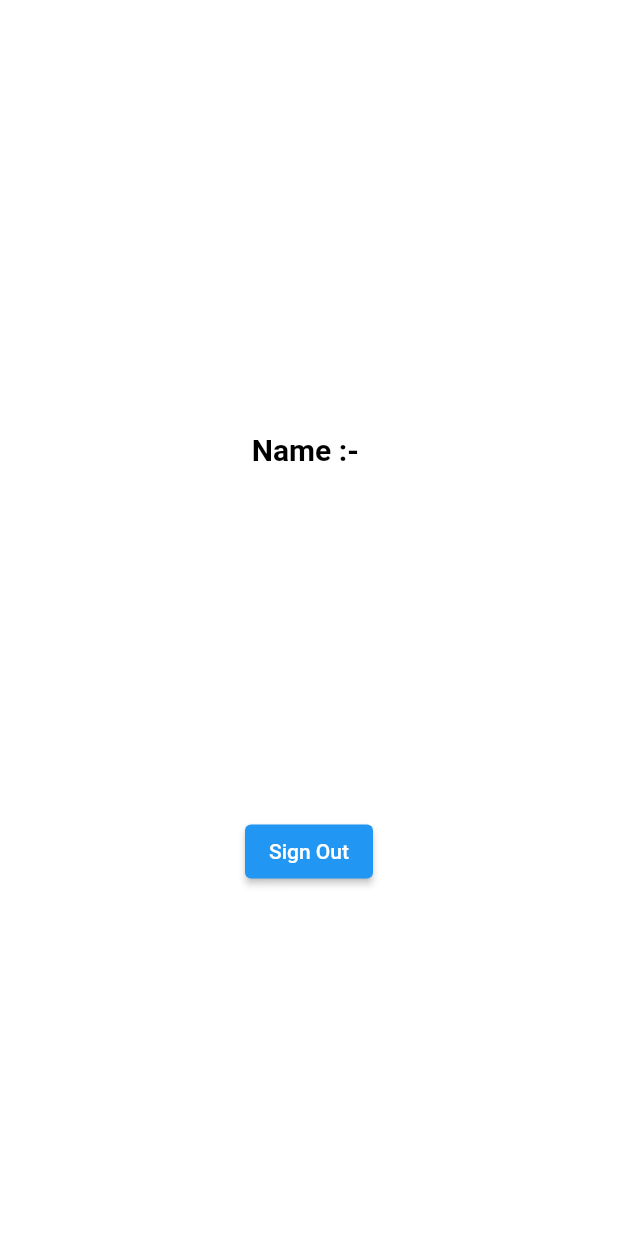
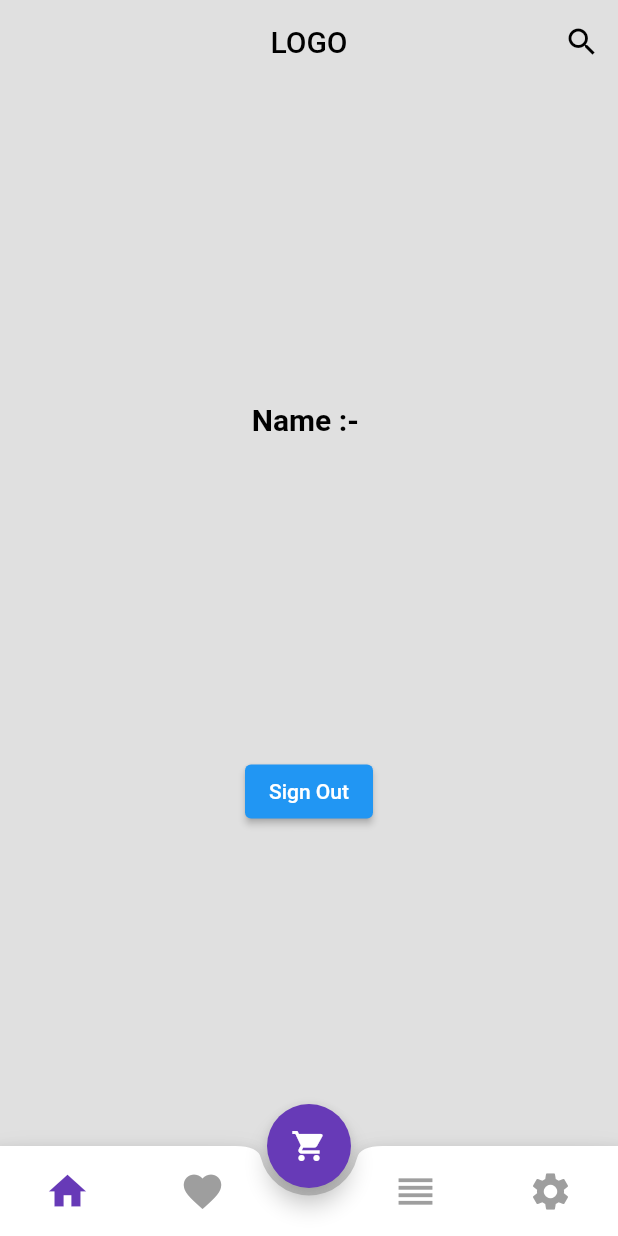
Before and after one commit to mraj555/e-commerce, a Flutter app: the screen it shows once a user with an empty profile is signed in, on a phone screen of 412 x 824 dp. Run offline on Flutter 3.47's test engine with Material 2 defaults, Android fonts, the phone set to English and light mode, and no system bars; drawn by our look-alikes of flutter_zoom_drawer; our stand-ins replace cloud_firestore, device_preview, firebase_auth, firebase_core, google_fonts, google_sign_in and 2 more; missing offline and left inert: flutter_facebook_auth; accounts and stored records are empty.

```diff
--- a/lib/main_screen.dart
+++ b/lib/home.dart
@@ -2,27 +2,35 @@ import 'package:firebase_auth/firebase_auth.dart';
 import 'package:flutter/material.dart';
 import 'package:flutter_facebook_auth/flutter_facebook_auth.dart';
 import 'package:google_sign_in/google_sign_in.dart';
-import 'package:project/User%20Details/log_in.dart';
 
-class MainScreen extends StatefulWidget {
-  const MainScreen({Key? key}) : super(key: key);
+import 'User Details/log_in.dart';
 
-  @override
-  State<MainScreen> createState() => _MainScreenState();
-}
+class Home extends StatelessWidget {
+  Home({Key? key}) : super(key: key);
 
-class _MainScreenState extends State<MainScreen> {
   var user = FirebaseAuth.instance.currentUser;
 
   @override
   Widget build(BuildContext context) {
     return Scaffold(
-      backgroundColor: Colors.white,
+      backgroundColor: Colors.grey[300],
       appBar: AppBar(
         backgroundColor: Colors.transparent,
         shadowColor: Colors.transparent,
-        leading: Icon(Icons.menu),
-        actions: [Icon(Icons.search)],
+        centerTitle: true,
+        title: Text(
+          'LOGO',
+          style: TextStyle(color: Colors.black),
+        ),
+        actions: [
+          IconButton(
+            onPressed: () {},
+            icon: Icon(
+              Icons.search,
+              color: Colors.black,
+            ),
+          )
+        ],
       ),
       body: Container(
         alignment: Alignment.center,
--- a/lib/home_page.dart
+++ b/lib/home_page.dart
@@ -1,9 +1,9 @@
-import 'package:firebase_auth/firebase_auth.dart';
 import 'package:flutter/material.dart';
-import 'package:flutter_zoom_drawer/flutter_zoom_drawer.dart';
-import 'package:project/main_screen.dart';
+import 'package:project/fav_page.dart';
+import 'package:project/order_page.dart';
+import 'package:project/settings_page.dart';
 
-import 'drawer_screen.dart';
+import 'home.dart';
 
 class HomePage extends StatefulWidget {
   const HomePage({Key? key}) : super(key: key);
@@ -13,22 +13,98 @@ class HomePage extends StatefulWidget {
 }
 
 class _HomePageState extends State<HomePage> {
-
-  var user = FirebaseAuth.instance.currentUser;
+  List<Widget> pages = [Home(), FavouritePage(), OrderPage(), SettingsPage()];
+  int _currentIndex = 0;
 
   @override
   Widget build(BuildContext context) {
-    return SafeArea(
-      child: Scaffold(
-      body: ZoomDrawer(
-        mainScreen: MainScreen(),
-        menuScreen: DrawerScreen(),
-        menuBackgroundColor: Colors.black,
-        showShadow: true,
-        borderRadius: 20,
-        angle: 0.0,
-        shadowLayer1Color: Colors.transparent,
+    return Scaffold(
+      backgroundColor: Colors.grey[300],
+      body: pages[_currentIndex],
+      bottomNavigationBar: BottomAppBar(
+        color: Colors.white,
+        child: Container(
+          height: 60,
+          child: Row(
+            mainAxisAlignment: MainAxisAlignment.spaceBetween,
+            children: [
+              Container(
+                width: 180,
+                child: Row(
+                  mainAxisAlignment: MainAxisAlignment.spaceAround,
+                  children: [
+                    MaterialButton(
+                      onPressed: () {
+                        setState(
+                          () {
+                            _currentIndex = 0;
+                          },
+                        );
+                      },
+                      child: Icon(Icons.home, size: 30, color: _currentIndex == 0 ? Colors.deepPurple : Colors.grey),
+                      minWidth: 40,
+                    ),
+                    MaterialButton(
+                      onPressed: () {
+                        setState(
+                          () {
+                            _currentIndex = 1;
+                          },
+                        );
+                      },
+                      child: Icon(Icons.favorite, size: 30, color: _currentIndex == 1 ? Colors.deepPurple : Colors.grey),
+                      minWidth: 40,
+                    ),
+                  ],
+                ),
+              ),
+              Container(
+                width: 180,
+                child: Row(
+                  mainAxisAlignment: MainAxisAlignment.spaceAround,
+                  children: [
+                    MaterialButton(
+                      onPressed: () {
+                        setState(
+                          () {
+                            _currentIndex = 2;
+                          },
+                        );
+                      },
+                      child: Icon(Icons.reorder,size: 30, color: _currentIndex == 2 ? Colors.deepPurple : Colors.grey),
+                      minWidth: 40,
+                    ),
+                    MaterialButton(
+                      onPressed: () {
+                        setState(
+                          () {
+                            _currentIndex = 3;
+                          },
+                        );
+                      },
+                      child: Icon(Icons.settings,size: 30, color: _currentIndex == 3 ? Colors.deepPurple : Colors.grey),
+                      minWidth: 40,
+                    ),
+                  ],
+                ),
+              ),
+            ],
+          ),
+        ),
+        shape: CircularNotchedRectangle(),
+        notchMargin: 5,
       ),
-    ),);
+      floatingActionButtonAnimator: FloatingActionButtonAnimator.scaling,
+      floatingActionButtonLocation: FloatingActionButtonLocation.miniCenterDocked,
+      floatingActionButton: FloatingActionButton(
+        onPressed: () {},
+        foregroundColor: Colors.grey[300],
+        child: Icon(
+          Icons.shopping_cart,
+          color: Colors.white,
+        ),
+        backgroundColor: Colors.deepPurple,
+      ),
+    );
   }
 }
--- a/pubspec.yaml
+++ b/pubspec.yaml
@@ -45,7 +45,6 @@ dependencies:
   google_sign_in: ^5.2.4
   http: ^0.13.4
   flutter_facebook_auth: ^4.2.1
-  flutter_zoom_drawer: ^3.0.1
 
 dev_dependencies:
   flutter_test:
```
Also changed, not shown: lib/Custom_Widget/drawer_item.dart (added, +31 -0 lines), lib/cart_page.dart (added, +15 -0 lines), lib/drawer_screen.dart (deleted, +0 -20 lines), lib/fav_page.dart (added, +15 -0 lines), lib/order_page.dart (added, +15 -0 lines), lib/settings_page.dart (added, +15 -0 lines), pubspec.lock.
